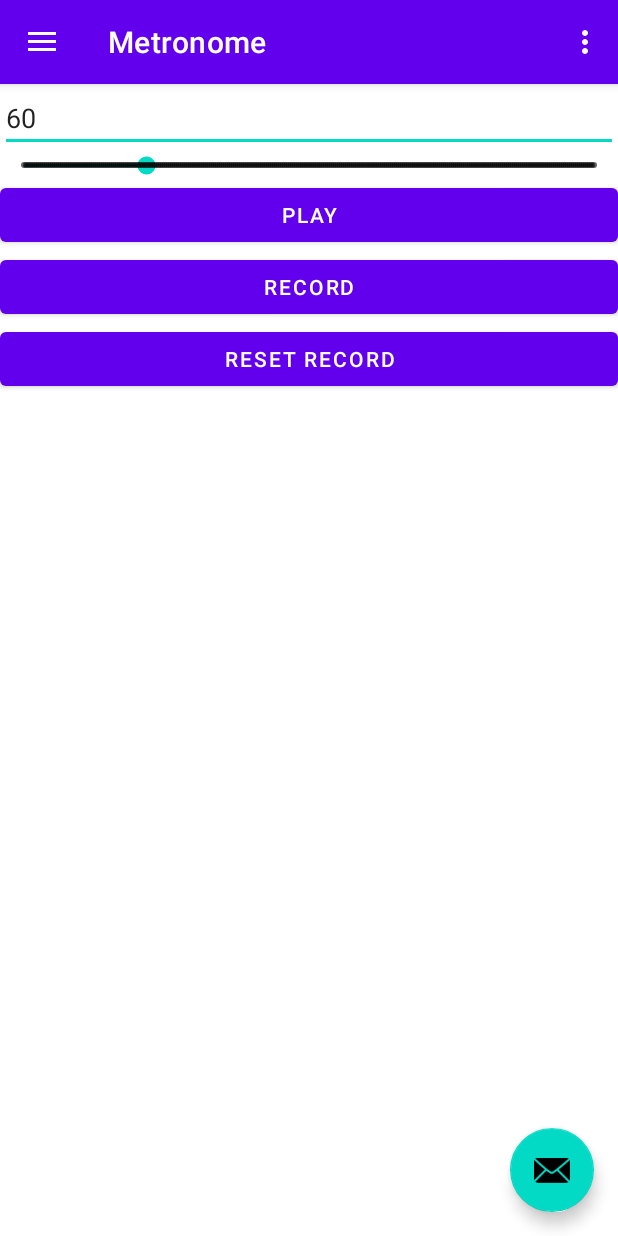
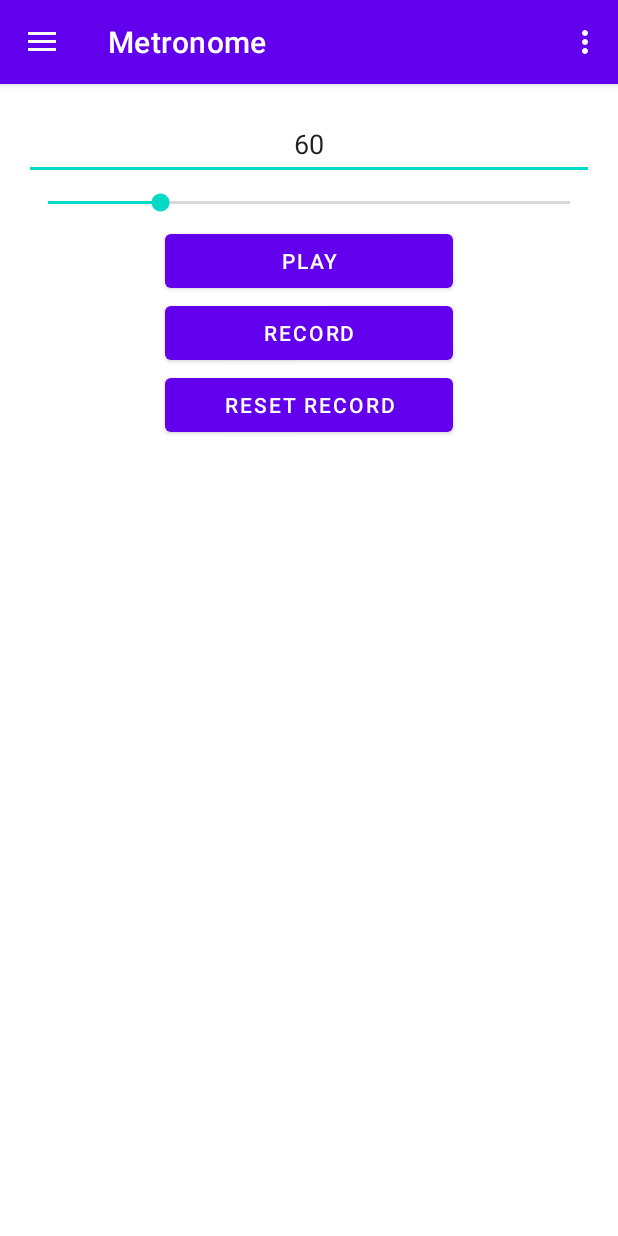
Before and after one commit to brangpd/music_tools_android, an Android app: the screen it shows after launch (MainActivity), in the side drawer, after a tap on "Metronome", on a phone screen of 412 x 824 dp. Run offline under Robolectric (Android 15) with nearby library versions, the phone set to English and light mode, and no system bars; our stand-ins replace navigation-ui.

Commit message:
细节调整：删除无用内容；节拍器UI调整。

```diff
--- a/app/src/main/java/io/brangpd/MainActivity.java
+++ b/app/src/main/java/io/brangpd/MainActivity.java
@@ -29,13 +29,6 @@ public class MainActivity extends AppCompatActivity {
         setContentView(binding.getRoot());
 
         setSupportActionBar(binding.appBarMain.toolbar);
-        binding.appBarMain.fab.setOnClickListener(new View.OnClickListener() {
-            @Override
-            public void onClick(View view) {
-                Snackbar.make(view, "Replace with your own action", Snackbar.LENGTH_LONG)
-                        .setAction("Action", null).show();
-            }
-        });
         DrawerLayout drawer = binding.drawerLayout;
         NavigationView navigationView = binding.navView;
         // Passing each menu ID as a set of Ids because each
--- a/app/src/main/res/layout/app_bar_main.xml
+++ b/app/src/main/res/layout/app_bar_main.xml
@@ -22,13 +22,4 @@
 
     <include layout="@layout/content_main" />
 
-    <com.google.android.material.floatingactionbutton.FloatingActionButton
-        android:id="@+id/fab"
-        android:layout_width="wrap_content"
-        android:layout_height="wrap_content"
-        android:layout_gravity="bottom|end"
-        android:layout_marginEnd="@dimen/fab_margin"
-        android:layout_marginBottom="16dp"
-        app:srcCompat="@android:drawable/ic_dialog_email" />
-
 </androidx.coordinatorlayout.widget.CoordinatorLayout>
--- a/app/src/main/res/layout/metronome_fragment.xml
+++ b/app/src/main/res/layout/metronome_fragment.xml
@@ -1,5 +1,6 @@
 <?xml version="1.0" encoding="utf-8"?>
 <FrameLayout xmlns:android="http://schemas.android.com/apk/res/android"
+    xmlns:app="http://schemas.android.com/apk/res-auto"
     xmlns:tools="http://schemas.android.com/tools"
     android:layout_width="match_parent"
     android:layout_height="match_parent"
@@ -8,40 +9,58 @@
     <LinearLayout
         android:layout_width="match_parent"
         android:layout_height="match_parent"
-        android:orientation="vertical">
+        android:orientation="vertical"
+        android:padding="@dimen/activity_margin">
 
         <EditText
             android:id="@+id/editTextNumberBpm"
             android:layout_width="match_parent"
             android:layout_height="wrap_content"
             android:ems="10"
-            android:inputType="number" />
+            android:inputType="number"
+            android:minHeight="48dp"
+            android:textAlignment="center"
+            tools:ignore="SpeakableTextPresentCheck" />
 
         <SeekBar
             android:id="@+id/seekBarBpm"
-            style="@style/Widget.AppCompat.SeekBar.Discrete"
+            style="@style/Widget.AppCompat.SeekBar"
             android:layout_width="match_parent"
-            android:layout_height="wrap_content"
+            android:layout_height="30dp"
             android:max="300"
             android:progress="0" />
 
+        <androidx.constraintlayout.widget.ConstraintLayout
+            android:layout_width="match_parent"
+            android:layout_height="match_parent">
+
             <Button
                 android:id="@+id/buttonPlay"
-            android:layout_width="match_parent"
+                android:layout_width="@dimen/metronome_button_width"
                 android:layout_height="wrap_content"
-            android:text="@string/metronome_play" />
+                android:text="@string/metronome_play"
+                app:layout_constraintEnd_toEndOf="parent"
+                app:layout_constraintStart_toStartOf="parent"
+                app:layout_constraintTop_toTopOf="parent" />
 
             <Button
                 android:id="@+id/buttonRecord"
-            android:layout_width="match_parent"
+                android:layout_width="@dimen/metronome_button_width"
                 android:layout_height="wrap_content"
-            android:text="@string/metronome_record" />
+                android:text="@string/metronome_record"
+                app:layout_constraintEnd_toEndOf="parent"
+                app:layout_constraintStart_toStartOf="parent"
+                app:layout_constraintTop_toBottomOf="@+id/buttonPlay" />
 
             <Button
                 android:id="@+id/buttonResetRecord"
-            android:layout_width="match_parent"
+                android:layout_width="@dimen/metronome_button_width"
                 android:layout_height="wrap_content"
-            android:text="@string/metronome_reset_record" />
+                android:text="@string/metronome_reset_record"
+                app:layout_constraintEnd_toEndOf="parent"
+                app:layout_constraintStart_toStartOf="parent"
+                app:layout_constraintTop_toBottomOf="@+id/buttonRecord" />
+        </androidx.constraintlayout.widget.ConstraintLayout>
 
     </LinearLayout>
 </FrameLayout>
--- a/app/src/main/res/values/dimens.xml
+++ b/app/src/main/res/values/dimens.xml
@@ -2,7 +2,9 @@
     <!-- Default screen margins, per the Android Design guidelines. -->
     <dimen name="activity_horizontal_margin">16dp</dimen>
     <dimen name="activity_vertical_margin">16dp</dimen>
+    <dimen name="activity_margin">16dp</dimen>
     <dimen name="nav_header_vertical_spacing">8dp</dimen>
     <dimen name="nav_header_height">176dp</dimen>
     <dimen name="fab_margin">16dp</dimen>
+    <dimen name="metronome_button_width">192dp</dimen>
 </resources>
--- a/app/src/main/res/values/strings.xml
+++ b/app/src/main/res/values/strings.xml
@@ -20,5 +20,5 @@
     <string name="text_view_transposition_text">Trans:</string>
     <string name="button_midi_key_transposition_plus" translatable="false">+</string>
     <string name="button_midi_key_transposition_minus" translatable="false">-</string>
-    <string name="button_midi_key_transposition_zero">0</string>
+    <string name="button_midi_key_transposition_zero" translatable="false">0</string>
 </resources>
```
Lines whose indentation alone changed are shown as unchanged.
